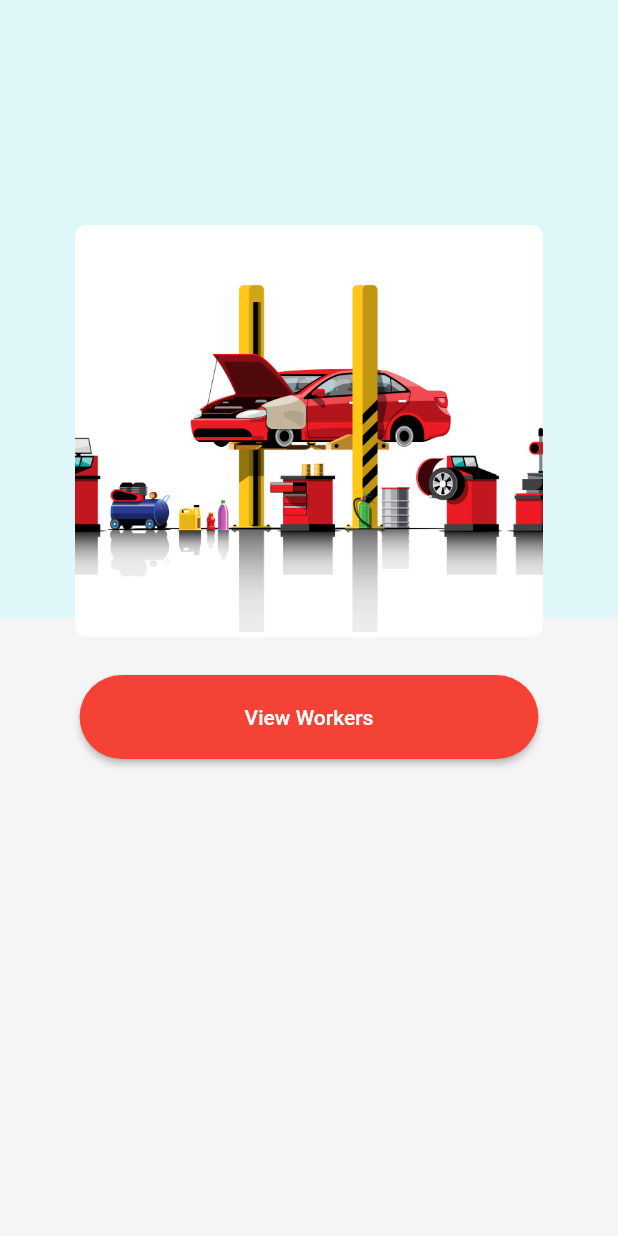
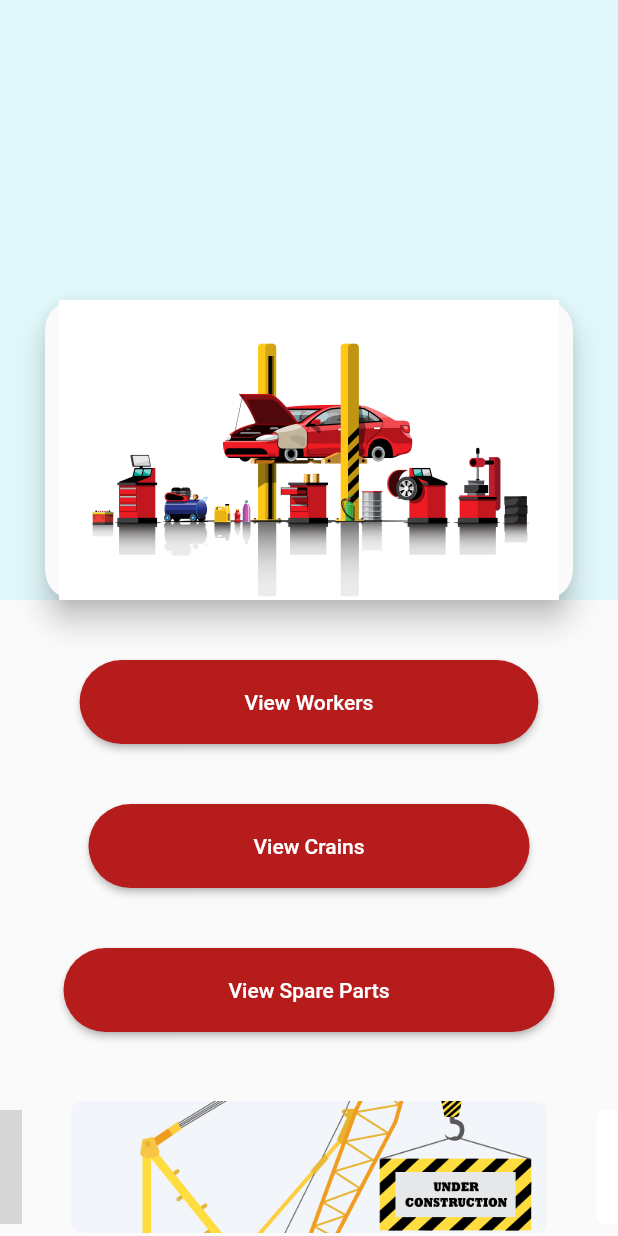
Before and after one commit to Deepikaumesh/OnRoad, a Flutter app: the Workshop_data_Page screen opened directly, on a phone screen of 412 x 824 dp. Run offline on Flutter 3.47's test engine with Material 2 defaults, Android fonts, the phone set to English and light mode, and no system bars; drawn by our look-alikes of carousel_slider; our stand-ins replace fluttertoast, geocoding, geolocator, get, google_fonts, shared_preferences; accounts and stored records are empty; network calls fail; grey boxes are pictures that could not be loaded.

```diff
--- a/lib/2.Work_Shop/Workshop_data.dart
+++ b/lib/2.Work_Shop/Workshop_data.dart
@@ -1,100 +1,99 @@
-import 'dart:io';
-import 'package:google_fonts/google_fonts.dart';
 import 'package:flutter/cupertino.dart';
 import 'package:flutter/material.dart';
+import 'package:get/get.dart';
+import 'package:get/get_core/src/get_main.dart';
+
+import '../Carousel slider.dart';
+import 'View_workers.dart';
 
 class Workshop_data_Page extends StatefulWidget {
   const Workshop_data_Page({Key? key}) : super(key: key);
 
   @override
-  State<Workshop_data_Page> createState() => _Workshop_data_PageState();
+  _Workshop_data_PageState createState() => _Workshop_data_PageState();
 }
 
 class _Workshop_data_PageState extends State<Workshop_data_Page> {
   @override
   Widget build(BuildContext context) {
-    return Stack(
+    return Scaffold(
+      body: SingleChildScrollView(
+          child: Column(
               children: [
-        Column(
+                Stack(
                   children: [
-            Expanded(flex: 1, child: Container(color: Colors.cyan.shade50,)),
-            Expanded(child: Container(color: Colors.grey.shade100)),
+                    Container(
+                        color: Colors.cyan.shade50,
+                        height: 400), // Max stack size
+                    // Container(
+                    //   alignment: Alignment.topCenter,
+                    //   color: Colors.red,
+                    //   height: 150,),
+                    Positioned(
+                      top: 200,
+                      left: 30,
+                      right: 30,
+                      height: 200,
+                      child: Material(
+                          elevation: 8.0,
+                          borderRadius: BorderRadius.circular(20),
+                          child:Container(
+                            child: Image.asset("assets/images/workshop_dashboard.jpg",),
+                            height: 200,
+                            // color: Colors.red,
+                          )
+                      ),
+                    ),
                   ],
-        ),
-        Container(
-          margin: EdgeInsets.symmetric(horizontal: 50,vertical: 150),
-          width: MediaQuery.of(context).size.width / 1.3,
-          height: MediaQuery.of(context).size.height / 3,
-          decoration: BoxDecoration(
-            //border: Border.all(width: 0.5,color: Colors.pink),
-              borderRadius: BorderRadius.circular(8),
-              image: DecorationImage(
-                  image: AssetImage("assets/images/workshop_dashboard.jpg"),
-                  fit: BoxFit.cover)),
-        ),
-        Column(
-          children: [
-            SizedBox(height: 450,),
-            Align(
-                alignment: Alignment.center,
-                child: ElevatedButton(
+                ),// Stack
+                SizedBox(height: 40,),
+                ElevatedButton(
                     style: ElevatedButton.styleFrom(
                         padding: EdgeInsets.only(
                             left: 110, right: 110, top: 20, bottom: 20),
-
-                      shape: StadiumBorder(),backgroundColor: Colors.red),
+                        shape: StadiumBorder(),
+                        backgroundColor: Colors.red.shade900),
+                    onPressed: () {
+                      Get.to(View_Workers());
+                    },
+                    child: Text('View Workers')),
 
 
-    // style: ElevatedButton.styleFrom(
-    // shape: StadiumBorder(),
-    // backgroundColor: Colors.blueGrey.shade300,
+                SizedBox(height: 40,),
+                ElevatedButton(
+                    style: ElevatedButton.styleFrom(
+                        padding: EdgeInsets.only(
+                            left: 110, right: 110, top: 20, bottom: 20),
+                        shape: StadiumBorder(),
+                        backgroundColor: Colors.red.shade900),
+                    onPressed: () {
+                    //  Get.to(Workshop_data_Page());
+                    },
+                    child: Text('View Crains')),
 
 
-                    onPressed: (){}, child: Text('View Workers'))),
-            // Align(
-            //   alignment: Alignment.center,
-            //     child:   GestureDetector(
-            //       onTap: (){
-            //       //  Navigator.push(context, MaterialPageRoute(builder: (context)=>Add_Workshop()));
-            //       },
-                //   child: Container(
-                //     decoration: BoxDecoration(
-                //       color: Colors.grey,
-                //       borderRadius: BorderRadius.circular(4),),
-                //     margin: EdgeInsets.only(top: 40),
-                //     height: 70,
-                //     width: MediaQuery.of(context).size.width / 1.2,
-                //
-                //     // child: Row(
-                //     //   mainAxisAlignment: MainAxisAlignment.spaceAround,
-                //     //   children:[
-                //     //     Container(
-                //     //       height: 40,
-                //     //       width: 40,
-                //     //       decoration: BoxDecoration(
-                //     //         //border: Border.all(width: 0.5,color: Colors.pink),
-                //     //           borderRadius: BorderRadius.circular(8),
-                //     //           image: DecorationImage(
-                //     //               image: AssetImage("assets/images/workshop.png",),
-                //     //               fit: BoxFit.contain)),
-                //     //     ),
-                //     //     Icon(Icons.arrow_right_alt_rounded,color: Colors.white,),
-                //     //     Text(
-                //     //       "View Workers",
-                //     //       style: TextStyle(
-                //     //           color: Colors.white,
-                //     //          // fontWeight: FontWeight.bold,
-                //     //           fontSize: 20),
-                //     //     ),
-                //     //   ],
-                //     // ),
-                //
-                //   ),
-                // ),),
-          ],
-        )
-      ],
+                SizedBox(height: 40,),
+                ElevatedButton(
+                    style: ElevatedButton.styleFrom(
+                        padding: EdgeInsets.only(
+                            left: 110, right: 110, top: 20, bottom: 20),
+                        shape: StadiumBorder(),
+                        backgroundColor: Colors.red.shade900),
+                    onPressed: () {
+                     // Get.to(Workshop_data_Page());
+                    },
+                    child: Text('View Spare Parts')),
+
+                SizedBox(height: 40,),
+                Carousel_slider(),
+                 SizedBox(height: 40,),
+
+
+
+
+              ])// Column
+      ),//SingleChildScrollView
+
     );
   }
 }
-//
--- a/lib/3.Service/Service_Dashboard.dart
+++ b/lib/3.Service/Service_Dashboard.dart
@@ -109,7 +109,7 @@ class _Service_DashboardState extends State<Service_Dashboard> {
               ),
               GestureDetector(
                 onTap: () {
-                  // Navigator.push(context, MaterialPageRoute(builder: (context)=>News_Display_with_delete()));
+                  Get.to(Create_service());
                 },
                 child: Text(
                   "Create Service",
@@ -149,7 +149,7 @@ class _Service_DashboardState extends State<Service_Dashboard> {
               ),
               GestureDetector(
                 onTap: () {
-                  // Navigator.push(context, MaterialPageRoute(builder: (context)=>News_Display_with_delete()));
+                 // Get.to(Update_service());
                 },
                 child: Text(
                   "Update Service",
@@ -188,7 +188,7 @@ class _Service_DashboardState extends State<Service_Dashboard> {
               ),
               GestureDetector(
                 onTap: () {
-                  // Navigator.push(context, MaterialPageRoute(builder: (context)=>News_Display_with_delete()));
+                //  Get.to(Feedback_service());
                 },
                 child: Text(
                   "View Feedback",
--- /dev/null
+++ b/lib/Carousel slider.dart
@@ -0,0 +1,126 @@
+import 'package:carousel_slider/carousel_slider.dart';
+import 'package:flutter/material.dart';
+
+class Carousel_slider extends StatelessWidget {
+  @override
+  Widget build(BuildContext context) {
+    return CarouselSlider(
+      items: [
+        //1st Image of Slider
+        Container(
+          margin: EdgeInsets.all(6.0),
+          decoration: BoxDecoration(
+            borderRadius: BorderRadius.circular(8.0),
+            image: DecorationImage(
+              image: AssetImage("assets/images/crain.jpg"),
+              fit: BoxFit.cover,
+            ),
+          ),
+        ),
+        Container(
+          margin: EdgeInsets.all(6.0),
+          decoration: BoxDecoration(
+            borderRadius: BorderRadius.circular(8.0),
+            image: DecorationImage(
+              image: AssetImage("assets/images/crain2.jpg"),
+              fit: BoxFit.cover,
+            ),
+          ),
+        ),
+
+
+        //2nd Image of Slider
+        Container(
+          margin: EdgeInsets.all(6.0),
+          decoration: BoxDecoration(
+            borderRadius: BorderRadius.circular(8.0),
+            image: DecorationImage(
+              image: AssetImage("assets/images/mech.jpg"),
+              fit: BoxFit.cover,
+            ),
+          ),
+        ),
+        //
+      //  3rd Image of Slider
+        Container(
+          margin: EdgeInsets.all(6.0),
+          decoration: BoxDecoration(
+            borderRadius: BorderRadius.circular(8.0),
+            image: DecorationImage(
+              image: AssetImage("assets/images/mech2.jpg"),
+              fit: BoxFit.cover,
+            ),
+          ),
+        ),
+        //
+        //4th Image of Slider
+        Container(
+          margin: EdgeInsets.all(6.0),
+          decoration: BoxDecoration(
+            borderRadius: BorderRadius.circular(8.0),
+            image: DecorationImage(
+              image: AssetImage("assets/images/mech3.jpg"),
+              fit: BoxFit.cover,
+            ),
+          ),
+        ),
+        Container(
+          margin: EdgeInsets.all(6.0),
+          decoration: BoxDecoration(
+            borderRadius: BorderRadius.circular(8.0),
+            image: DecorationImage(
+              image: AssetImage("assets/images/mech4.jpg"),
+              fit: BoxFit.cover,
+            ),
+          ),
+        ),
+        Container(
+          margin: EdgeInsets.all(6.0),
+          decoration: BoxDecoration(
+            borderRadius: BorderRadius.circular(8.0),
+            image: DecorationImage(
+              image: AssetImage("assets/images/parts2.jpg"),
+              fit: BoxFit.cover,
+            ),
+          ),
+        ),
+        Container(
+          margin: EdgeInsets.all(6.0),
+          decoration: BoxDecoration(
+            borderRadius: BorderRadius.circular(8.0),
+            image: DecorationImage(
+              image: AssetImage("assets/images/spare.jpg"),
+              fit: BoxFit.cover,
+            ),
+          ),
+        ),
+        Container(
+          margin: EdgeInsets.all(6.0),
+          decoration: BoxDecoration(
+            borderRadius: BorderRadius.circular(8.0),
+            image: DecorationImage(
+              image: AssetImage("assets/images/workshop1.jpg"),
+              fit: BoxFit.cover,
+            ),
+          ),
+        ),
+
+
+
+
+      ],
+
+      //Slider Container properties
+      options: CarouselOptions(
+        height: 100.0,
+        enlargeCenterPage: true,
+        autoPlay: true,
+        aspectRatio: 16 / 9,
+        autoPlayCurve: Curves.fastOutSlowIn,
+        enableInfiniteScroll: true,
+        autoPlayAnimationDuration: Duration(milliseconds: 600),
+        viewportFraction: 0.8,
+      ),
+    );
+  }
+}
--- a/pubspec.yaml
+++ b/pubspec.yaml
@@ -44,6 +44,7 @@ dependencies:
   form_field_validator:
   fluttertoast:
   geolocator: ^9.0.2
+  carousel_slider: ^4.2.1
 
 
 
```
Also changed, not shown: lib/2.Work_Shop/View_workers.dart (added, +206 -0 lines), lib/2.Work_Shop/workshop_Dashboard.dart (+6 -6 lines), assets/images/crain.jpg (added), assets/images/crain2.jpg (added), assets/images/mech.jpg (added), assets/images/mech4.jpg (added), assets/images/parts2.jpg (added), assets/images/spare.jpg (added), pubspec.lock, 2 other files. Lines whose indentation alone changed are shown as unchanged.
